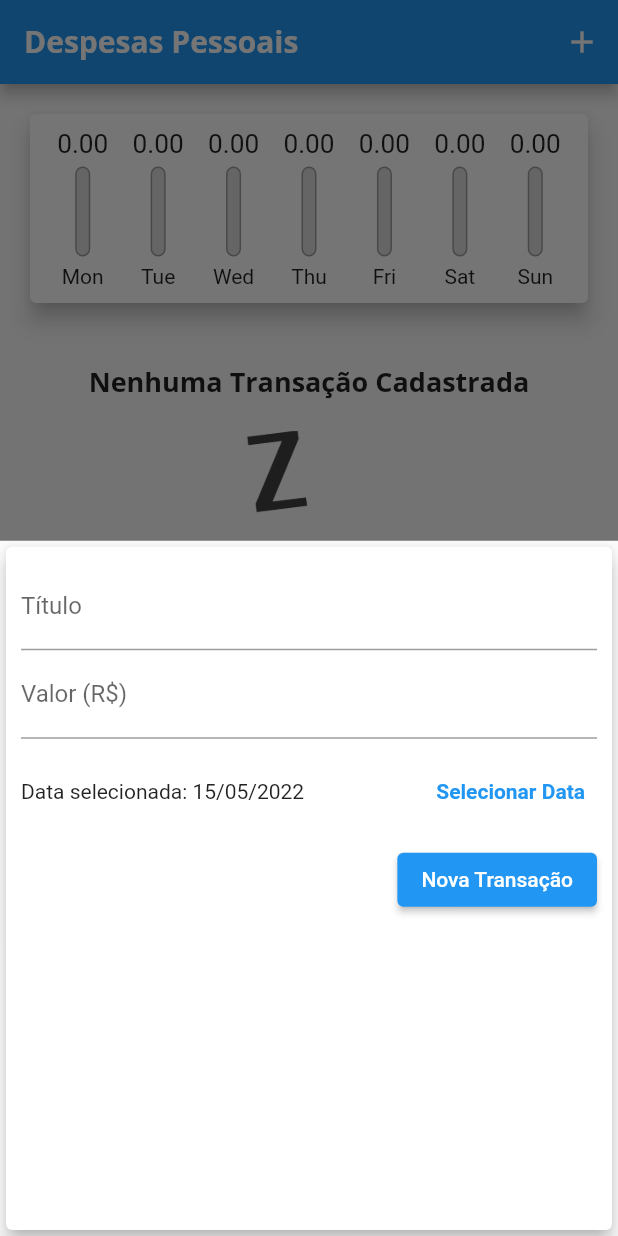
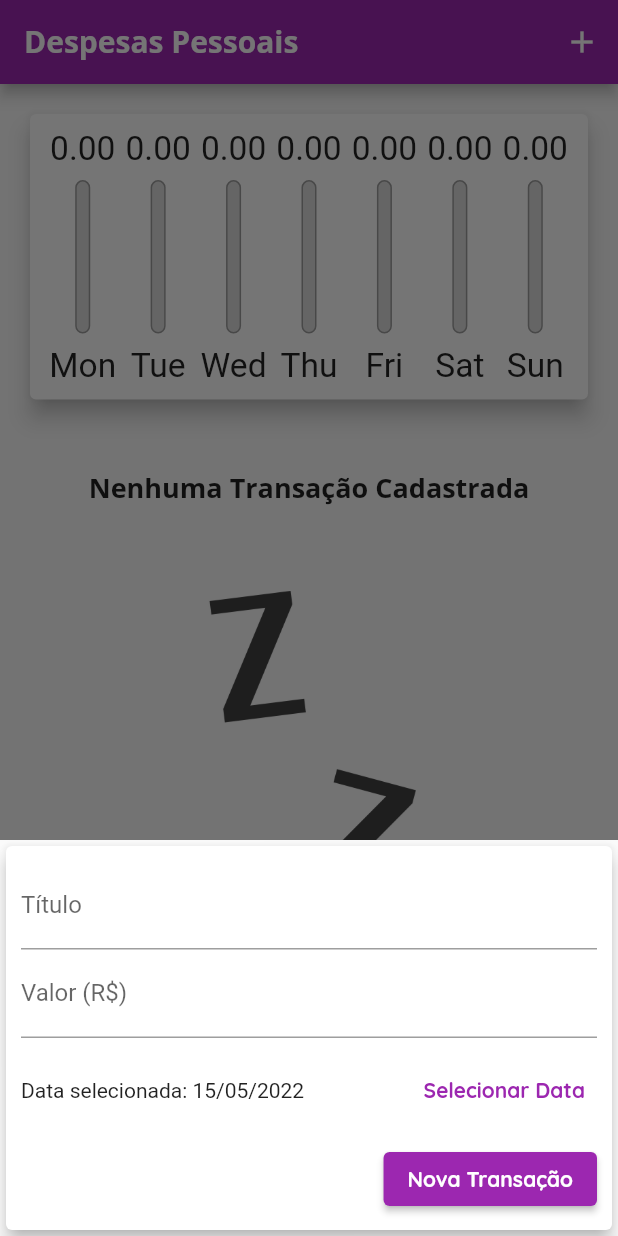
Before and after one commit to leonardogm85/flutter-expenses, a Flutter app: the screen it shows after launch, after a tap on the "add" icon, on a phone screen of 412 x 824 dp. Run offline on Flutter 3.47's test engine with Material 2 defaults, Android fonts, the phone set to English and light mode, and no system bars.

Commit message:
Interfaces Responsivas e Adaptativas

```diff
--- /dev/null
+++ b/lib/components/adaptative_button.dart
@@ -0,0 +1,33 @@
+import 'dart:io';
+
+import 'package:flutter/cupertino.dart';
+import 'package:flutter/material.dart';
+
+class AdaptativeButton extends StatelessWidget {
+  const AdaptativeButton({
+    Key? key,
+    required this.label,
+    required this.onPressed,
+  }) : super(key: key);
+
+  final String label;
+  final void Function() onPressed;
+
+  @override
+  Widget build(BuildContext context) {
+    return Platform.isIOS
+        ? CupertinoButton(
+            onPressed: onPressed,
+            child: Text(label),
+            padding: const EdgeInsets.symmetric(horizontal: 20),
+          )
+        : ElevatedButton(
+            onPressed: onPressed,
+            child: Text(label),
+            style: ElevatedButton.styleFrom(
+              primary: Theme.of(context).primaryColor,
+              onPrimary: Theme.of(context).textTheme.button!.color,
+            ),
+          );
+  }
+}
--- /dev/null
+++ b/lib/components/adaptative_date_picker.dart
@@ -0,0 +1,68 @@
+import 'dart:io';
+
+import 'package:flutter/cupertino.dart';
+import 'package:flutter/material.dart';
+import 'package:intl/intl.dart';
+
+class AdaptativeDatePicker extends StatelessWidget {
+  const AdaptativeDatePicker({
+    Key? key,
+    required this.selectedDate,
+    required this.onDateChanged,
+  }) : super(key: key);
+
+  final DateTime selectedDate;
+  final void Function(DateTime) onDateChanged;
+
+  @override
+  Widget build(BuildContext context) {
+    return Platform.isIOS
+        ? SizedBox(
+            height: 180,
+            child: CupertinoDatePicker(
+              mode: CupertinoDatePickerMode.date,
+              initialDateTime: DateTime.now(),
+              minimumDate: DateTime(2019),
+              maximumDate: DateTime.now(),
+              onDateTimeChanged: onDateChanged,
+            ),
+          )
+        : SizedBox(
+            height: 70,
+            child: Row(
+              children: [
+                Expanded(
+                  child: Text(
+                    'Data selecionada: ${DateFormat('dd/MM/y').format(selectedDate)}',
+                  ),
+                ),
+                TextButton(
+                  onPressed: () => _showDatePicker(context),
+                  child: Text(
+                    'Selecionar Data',
+                    style: TextStyle(
+                      fontWeight: FontWeight.bold,
+                      color: Theme.of(context).primaryColor,
+                    ),
+                  ),
+                ),
+              ],
+            ),
+          );
+  }
+
+  void _showDatePicker(BuildContext context) {
+    showDatePicker(
+      context: context,
+      initialDate: DateTime.now(),
+      firstDate: DateTime(2000),
+      lastDate: DateTime.now(),
+    ).then((pickedDate) {
+      if (pickedDate == null) {
+        return;
+      }
+
+      onDateChanged(pickedDate);
+    });
+  }
+}
--- /dev/null
+++ b/lib/components/adaptative_text_field.dart
@@ -0,0 +1,47 @@
+import 'dart:io';
+
+import 'package:flutter/cupertino.dart';
+import 'package:flutter/material.dart';
+
+class AdaptativeTextField extends StatelessWidget {
+  const AdaptativeTextField({
+    Key? key,
+    required this.label,
+    required this.controller,
+    required this.onSubmitted,
+    this.keyboardType = TextInputType.text,
+  }) : super(key: key);
+
+  final String label;
+  final TextEditingController controller;
+  final TextInputType keyboardType;
+  final void Function(String) onSubmitted;
+
+  @override
+  Widget build(BuildContext context) {
+    return Platform.isIOS
+        ? Padding(
+            padding: const EdgeInsets.only(
+              bottom: 10,
+            ),
+            child: CupertinoTextField(
+              controller: controller,
+              keyboardType: keyboardType,
+              onSubmitted: onSubmitted,
+              placeholder: label,
+              padding: const EdgeInsets.symmetric(
+                horizontal: 6,
+                vertical: 12,
+              ),
+            ),
+          )
+        : TextField(
+            controller: controller,
+            keyboardType: keyboardType,
+            onSubmitted: onSubmitted,
+            decoration: InputDecoration(
+              labelText: label,
+            ),
+          );
+  }
+}
--- a/lib/components/chart_bar.dart
+++ b/lib/components/chart_bar.dart
@@ -14,19 +14,23 @@ class ChartBar extends StatelessWidget {
 
   @override
   Widget build(BuildContext context) {
+    return LayoutBuilder(
+      builder: (ctx, constraints) {
         return Column(
           children: [
             SizedBox(
-          height: 20,
+              height: constraints.maxHeight * 0.15,
               child: FittedBox(
                 child: Text(
                   value.toStringAsFixed(2),
                 ),
               ),
             ),
-        const SizedBox(height: 5),
             SizedBox(
-          height: 60,
+              height: constraints.maxHeight * 0.05,
+            ),
+            SizedBox(
+              height: constraints.maxHeight * 0.6,
               width: 10,
               child: Stack(
                 alignment: Alignment.bottomCenter,
@@ -53,11 +57,18 @@ class ChartBar extends StatelessWidget {
                 ],
               ),
             ),
-        const SizedBox(
-          height: 5,
+            SizedBox(
+              height: constraints.maxHeight * 0.05,
             ),
-        Text(label),
+            SizedBox(
+              height: constraints.maxHeight * 0.15,
+              child: FittedBox(
+                child: Text(label),
+              ),
+            ),
           ],
+        );
+      },
     );
   }
 }
--- a/lib/components/transaction_form.dart
+++ b/lib/components/transaction_form.dart
@@ -1,5 +1,7 @@
+import 'package:expenses/components/adaptative_button.dart';
+import 'package:expenses/components/adaptative_date_picker.dart';
+import 'package:expenses/components/adaptative_text_field.dart';
 import 'package:flutter/material.dart';
-import 'package:intl/intl.dart';
 
 class TransactionForm extends StatefulWidget {
   const TransactionForm({
@@ -17,98 +19,71 @@ class _TransactionFormState extends State<TransactionForm> {
   final _titleController = TextEditingController();
   final _valueController = TextEditingController();
 
-  DateTime? _selectedDate = DateTime.now();
+  DateTime _selectedDate = DateTime.now();
 
   void _submitForm() {
     final title = _titleController.text;
     final value = double.tryParse(_valueController.text) ?? 0.0;
 
-    if (title.isEmpty || value <= 0 || _selectedDate == null) {
+    if (title.isEmpty || value <= 0) {
       return;
     }
 
     widget.onSubmit(
       title,
       value,
-      _selectedDate!,
+      _selectedDate,
     );
-  }
-
-  void _showDatePicker() {
-    showDatePicker(
-      context: context,
-      initialDate: DateTime.now(),
-      firstDate: DateTime(2000),
-      lastDate: DateTime.now(),
-    ).then((pickedDate) {
-      if (pickedDate == null) {
-        return;
-      }
-      setState(() {
-        _selectedDate = pickedDate;
-      });
-    });
   }
 
   @override
   Widget build(BuildContext context) {
-    return Card(
+    return SingleChildScrollView(
+      child: Card(
         elevation: 5,
         child: Padding(
-        padding: const EdgeInsets.all(10),
+          padding: EdgeInsets.only(
+            top: 10,
+            right: 10,
+            left: 10,
+            bottom: 10 + MediaQuery.of(context).viewInsets.bottom,
+          ),
           child: Column(
             children: [
-            TextField(
+              AdaptativeTextField(
+                label: 'Título',
                 controller: _titleController,
                 onSubmitted: (_) => _submitForm(),
-              decoration: const InputDecoration(
-                labelText: 'Título',
+              ),
+              AdaptativeTextField(
+                label: 'Valor (R\$)',
+                controller: _valueController,
+                onSubmitted: (_) => _submitForm(),
+                keyboardType: const TextInputType.numberWithOptions(
+                  decimal: true,
                 ),
               ),
-            TextField(
-              controller: _valueController,
-              keyboardType:
-                  const TextInputType.numberWithOptions(decimal: true),
-              onSubmitted: (_) => _submitForm(),
-              decoration: const InputDecoration(
-                labelText: 'Valor (R\$)',
-              ),
-            ),
-            SizedBox(
-              height: 70,
-              child: Row(
-                children: [
-                  Expanded(
-                    child: Text(
-                      _selectedDate == null
-                          ? 'Nenhuma data selecionada!'
-                          : 'Data selecionada: ${DateFormat('dd/MM/y').format(_selectedDate!)}',
-                    ),
-                  ),
-                  TextButton(
-                    onPressed: _showDatePicker,
-                    child: const Text(
-                      'Selecionar Data',
-                      style: TextStyle(
-                        fontWeight: FontWeight.bold,
-                      ),
-                    ),
-                  ),
-                ],
-              ),
+              AdaptativeDatePicker(
+                selectedDate: _selectedDate,
+                onDateChanged: (newDate) {
+                  setState(() {
+                    _selectedDate = newDate;
+                  });
+                },
               ),
               Row(
                 mainAxisAlignment: MainAxisAlignment.end,
                 children: [
-                ElevatedButton(
+                  AdaptativeButton(
+                    label: 'Nova Transação',
                     onPressed: _submitForm,
-                  child: const Text('Nova Transação'),
                   ),
                 ],
               )
             ],
           ),
         ),
+      ),
     );
   }
 }
--- a/lib/components/transaction_list.dart
+++ b/lib/components/transaction_list.dart
@@ -14,30 +14,33 @@ class TransactionList extends StatelessWidget {
 
   @override
   Widget build(BuildContext context) {
-    return SizedBox(
-      height: 430,
-      child: transactions.isEmpty
-          ? Column(
+    return transactions.isEmpty
+        ? LayoutBuilder(builder: (ctx, constraints) {
+            return Column(
               children: [
-                const SizedBox(
-                  height: 20,
+                SizedBox(
+                  height: constraints.maxHeight * 0.05,
                 ),
-                Text(
+                SizedBox(
+                  height: constraints.maxHeight * 0.1,
+                  child: Text(
                     'Nenhuma Transação Cadastrada',
                     style: Theme.of(context).textTheme.headline6,
                   ),
-                const SizedBox(
-                  height: 20,
                 ),
                 SizedBox(
-                  height: 200,
+                  height: constraints.maxHeight * 0.05,
+                ),
+                SizedBox(
+                  height: constraints.maxHeight * 0.6,
                   child: Image.asset(
                     'assets/images/waiting.png',
                     fit: BoxFit.cover,
                   ),
                 ),
               ],
-            )
+            );
+          })
         : ListView.builder(
             itemCount: transactions.length,
             itemBuilder: (ctx, index) {
@@ -65,7 +68,16 @@ class TransactionList extends StatelessWidget {
                   subtitle: Text(
                     DateFormat('d MMM y').format(transaction.date),
                   ),
-                    trailing: IconButton(
+                  trailing: MediaQuery.of(context).size.width > 480
+                      ? TextButton.icon(
+                          onPressed: () => onRemove(transaction.id),
+                          icon: const Icon(Icons.delete),
+                          label: const Text('Excluir'),
+                          style: TextButton.styleFrom(
+                            primary: Theme.of(context).errorColor,
+                          ),
+                        )
+                      : IconButton(
                           onPressed: () => onRemove(transaction.id),
                           icon: const Icon(Icons.delete),
                           color: Theme.of(context).errorColor,
@@ -73,7 +85,6 @@ class TransactionList extends StatelessWidget {
                 ),
               );
             },
-            ),
           );
   }
 }
--- a/lib/main.dart
+++ b/lib/main.dart
@@ -1,9 +1,11 @@
+import 'dart:io';
 import 'dart:math';
 
 import 'package:expenses/components/chart.dart';
 import 'package:expenses/components/transaction_form.dart';
 import 'package:expenses/components/transaction_list.dart';
 import 'package:expenses/models/transaction.dart';
+import 'package:flutter/cupertino.dart';
 import 'package:flutter/material.dart';
 
 main() => runApp(const ExpensesApp());
@@ -34,6 +36,10 @@ class ExpensesApp extends StatelessWidget {
                 fontSize: 18,
                 fontWeight: FontWeight.bold,
               ),
+              button: const TextStyle(
+                color: Colors.white,
+                fontWeight: FontWeight.bold,
+              ),
             ),
       ),
     );
@@ -48,38 +54,9 @@ class MyHomePage extends StatefulWidget {
 }
 
 class _MyHomePageState extends State<MyHomePage> {
-  final List<Transaction> _transactions = [
-    // Transaction(
-    //   id: 't0',
-    //   title: 'Conta de Água',
-    //   value: 400,
-    //   date: DateTime.now().subtract(const Duration(days: 0)),
-    // ),
-    // Transaction(
-    //   id: 't1',
-    //   title: 'Novo Tênis de Corrida',
-    //   value: 310.76,
-    //   date: DateTime.now().subtract(const Duration(days: 1)),
-    // ),
-    // Transaction(
-    //   id: 't2',
-    //   title: 'Conta de Luz',
-    //   value: 211.30,
-    //   date: DateTime.now().subtract(const Duration(days: 2)),
-    // ),
-    // Transaction(
-    //   id: 't3',
-    //   title: 'Conta de Internet',
-    //   value: 211.30,
-    //   date: DateTime.now().subtract(const Duration(days: 3)),
-    // ),
-    // Transaction(
-    //   id: 't4',
-    //   title: 'Novo Livro',
-    //   value: 1000,
-    //   date: DateTime.now().subtract(const Duration(days: 4)),
-    // ),
-  ];
+  final List<Transaction> _transactions = [];
+
+  bool showChart = false;
 
   List<Transaction> get _recentTransactions {
     return _transactions.where((transaction) {
@@ -125,37 +102,106 @@ class _MyHomePageState extends State<MyHomePage> {
     );
   }
 
+  Widget _getIconButton(IconData icon, void Function() function) {
+    return Platform.isIOS
+        ? GestureDetector(
+            onTap: function,
+            child: Icon(icon),
+          )
+        : IconButton(
+            onPressed: function,
+            icon: Icon(icon),
+          );
+  }
+
   @override
   Widget build(BuildContext context) {
-    return Scaffold(
-      appBar: AppBar(
+    final MediaQueryData mediaQuery = MediaQuery.of(context);
+
+    final bool isLandscape = mediaQuery.orientation == Orientation.landscape;
+
+    final IconData iconList =
+        Platform.isIOS ? CupertinoIcons.refresh : Icons.list;
+    final IconData iconChart =
+        Platform.isIOS ? CupertinoIcons.refresh : Icons.pie_chart;
+
+    final List<Widget> actions = [
+      if (isLandscape)
+        _getIconButton(
+          showChart ? iconList : iconChart,
+          () {
+            setState(() {
+              showChart = !showChart;
+            });
+          },
+        ),
+      _getIconButton(
+        Platform.isIOS ? CupertinoIcons.add : Icons.add,
+        () => _openTransactionFormModal(context),
+      ),
+    ];
+
+    final Widget appBar = Platform.isIOS
+        ? CupertinoNavigationBar(
+            middle: const Text('Despesas Pessoais'),
+            trailing: Row(
+              mainAxisSize: MainAxisSize.min,
+              children: actions,
+            ),
+          )
+        : AppBar(
             title: const Text('Despesas Pessoais'),
-        actions: [
-          IconButton(
-            onPressed: () => _openTransactionFormModal(context),
-            icon: const Icon(Icons.add),
-          ),
-        ],
-      ),
-      body: SingleChildScrollView(
+            actions: actions,
+            backgroundColor: Theme.of(context).primaryColor,
+          );
+
+    final double appBarPreferredSizeHeight = Platform.isIOS
+        ? (appBar as ObstructingPreferredSizeWidget).preferredSize.height
+        : (appBar as PreferredSizeWidget).preferredSize.height;
+
+    final double availableHeight = mediaQuery.size.height -
+        appBarPreferredSizeHeight -
+        mediaQuery.padding.top;
+
+    final Widget body = SafeArea(
+      child: SingleChildScrollView(
         child: Column(
           crossAxisAlignment: CrossAxisAlignment.stretch,
           children: [
-            Chart(
+            if (showChart || !isLandscape)
+              SizedBox(
+                height: availableHeight * (isLandscape ? 0.8 : 0.3),
+                child: Chart(
                   recentTransactions: _recentTransactions,
                 ),
-            TransactionList(
+              ),
+            if (!showChart || !isLandscape)
+              SizedBox(
+                height: availableHeight * (isLandscape ? 1 : 0.7),
+                child: TransactionList(
                   transactions: _transactions,
                   onRemove: _removeTransaction,
+                ),
               ),
           ],
         ),
       ),
+    );
+
+    return Platform.isIOS
+        ? CupertinoPageScaffold(
+            navigationBar: appBar as ObstructingPreferredSizeWidget,
+            child: body,
+          )
+        : Scaffold(
+            appBar: appBar as PreferredSizeWidget,
+            body: body,
             floatingActionButton: FloatingActionButton(
               child: const Icon(Icons.add),
               onPressed: () => _openTransactionFormModal(context),
             ),
-      floatingActionButtonLocation: FloatingActionButtonLocation.centerFloat,
+            floatingActionButtonLocation:
+                FloatingActionButtonLocation.centerFloat,
           );
   }
 }
```
Lines whose indentation alone changed are shown as unchanged.
